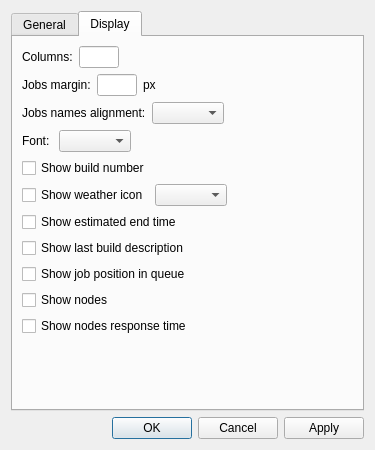
Above: src/views/uis/preferencesdialog.ui from Kaldor37/jenkins-cute-view before the change. Below: the same form after it.
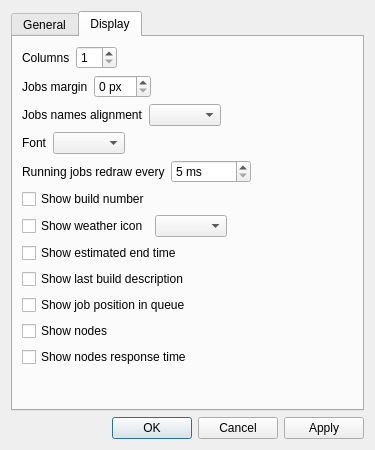
That is the form after the change.

Commit message: - Improved jobs redraw (less CPU consumption) - Added an option to manage redraw frequency for running jobs - Improved preferences numeric fields (replaced line edit + validators by spin boxes)

```diff
--- a/src/views/uis/preferencesdialog.ui
+++ b/src/views/uis/preferencesdialog.ui
@@ -206,18 +206,24 @@
          <item>
           <widget class="QLabel" name="m_columnsLabel">
            <property name="text">
-            <string>Columns:</string>
+            <string>Columns</string>
            </property>
           </widget>
          </item>
          <item>
-          <widget class="QLineEdit" name="m_columnsLineEdit">
+          <widget class="QSpinBox" name="m_columnsSpinBox">
            <property name="maximumSize">
             <size>
-             <width>40</width>
+             <width>50</width>
              <height>16777215</height>
             </size>
            </property>
+           <property name="suffix">
+            <string/>
+           </property>
+           <property name="minimum">
+            <number>1</number>
+           </property>
           </widget>
          </item>
          <item>
@@ -240,24 +246,23 @@
          <item>
           <widget class="QLabel" name="m_jobsMarginLabel">
            <property name="text">
-            <string>Jobs margin:</string>
+            <string>Jobs margin</string>
            </property>
           </widget>
          </item>
          <item>
-          <widget class="QLineEdit" name="m_jobsMarginLineEdit">
+          <widget class="QSpinBox" name="m_jobsMarginSpinBox">
            <property name="maximumSize">
             <size>
-             <width>40</width>
+             <width>60</width>
              <height>16777215</height>
             </size>
            </property>
-          </widget>
-         </item>
-         <item>
-          <widget class="QLabel" name="m_jobsMarginPXLabel">
-           <property name="text">
-            <string>px</string>
+           <property name="suffix">
+            <string> px</string>
+           </property>
+           <property name="minimum">
+            <number>0</number>
            </property>
           </widget>
          </item>
@@ -281,7 +286,7 @@
          <item>
           <widget class="QLabel" name="m_jobsNameDescAlignLabel">
            <property name="text">
-            <string>Jobs names alignment:</string>
+            <string>Jobs names alignment</string>
            </property>
           </widget>
          </item>
@@ -308,7 +313,7 @@
          <item>
           <widget class="QLabel" name="m_fontLabel">
            <property name="text">
-            <string>Font: </string>
+            <string>Font</string>
            </property>
           </widget>
          </item>
@@ -330,6 +335,43 @@
          </item>
         </layout>
        </item>
+       <item>
+        <layout class="QHBoxLayout" name="horizontalLayout_9">
+         <item>
+          <widget class="QLabel" name="m_runningJobsRedrawTime">
+           <property name="text">
+            <string>Running jobs redraw every</string>
+           </property>
+          </widget>
+         </item>
+         <item>
+          <widget class="QSpinBox" name="m_runningJobsRedrawTimeSpinBox">
+           <property name="suffix">
+            <string> ms</string>
+           </property>
+           <property name="minimum">
+            <number>5</number>
+           </property>
+           <property name="maximum">
+            <number>99999</number>
+           </property>
+          </widget>
+         </item>
+         <item>
+          <spacer name="horizontalSpacer_9">
+           <property name="orientation">
+            <enum>Qt::Horizontal</enum>
+           </property>
+           <property name="sizeHint" stdset="0">
+            <size>
+             <width>40</width>
+             <height>20</height>
+            </size>
+           </property>
+          </spacer>
+         </item>
+        </layout>
+       </item>
        <item>
         <widget class="QCheckBox" name="m_showBuildNumberCheckBox">
          <property name="text">
```
Left out of the diff: 28 changed lines with no effect on the pictures. The commit also changes 7 other files.
